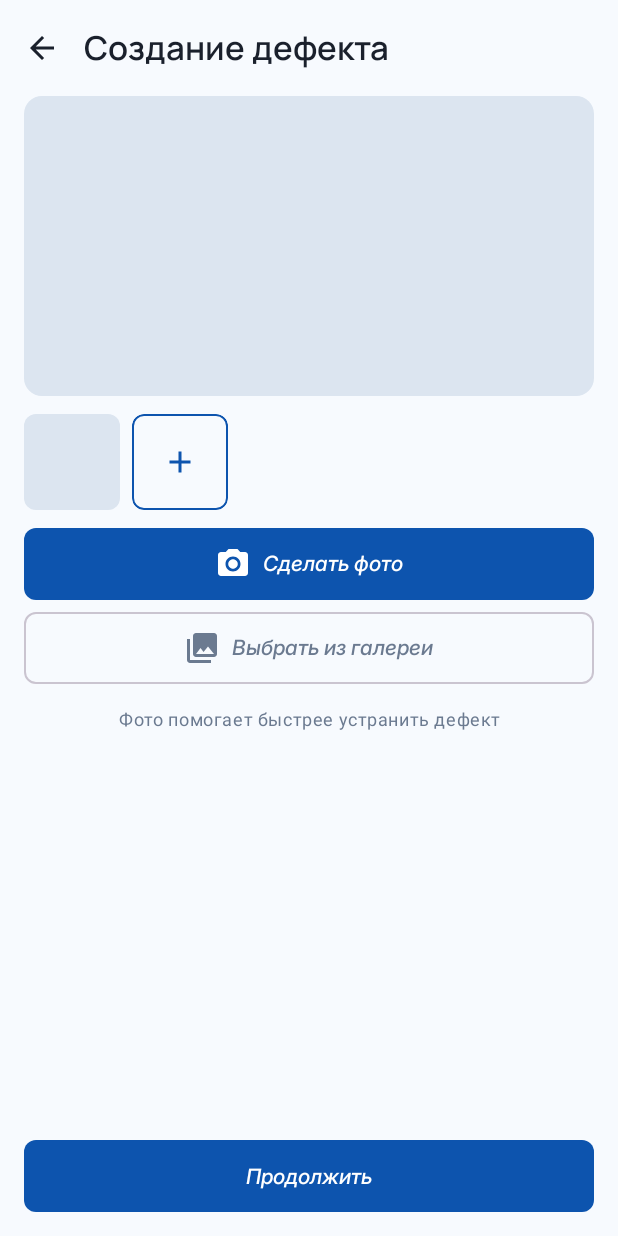
After one commit to zMari-3/SuperStroy, an Android app built with Jetpack Compose: the CreatePhotoScreen screen opened through its navigation route, on a phone screen of 412 x 824 dp. The commit adds this screen. Run offline under Robolectric (Android 15) with nearby library versions, the phone set to English and light mode, and no system bars; our stand-ins replace Dagger/Hilt's generated code.

Commit message:
feat: add screens

```diff
--- a/superStroy/app/src/main/java/com/example/superstroy/presentation/navigation/AppNavigation.kt
+++ b/superStroy/app/src/main/java/com/example/superstroy/presentation/navigation/AppNavigation.kt
@@ -4,15 +4,23 @@ import androidx.compose.runtime.Composable
 import androidx.navigation.NavHostController
 import androidx.navigation.compose.NavHost
 import androidx.navigation.compose.composable
+import androidx.navigation.navArgument
+import com.example.superstroy.presentation.screens.CreatePhotoScreen
 import com.example.superstroy.presentation.screens.MainScreen
+import com.example.superstroy.presentation.screens.NewDefectScreen
 import com.example.superstroy.presentation.screens.SplashScreen
+import com.example.superstroy.presentation.screens.VoiceInputScreen
 
 
 // Список маршрутов
 sealed class Screen(val route: String) {
     data object Splash : Screen("splash")
     data object Main : Screen("main")
-    data object Create : Screen("create")
+    data object CreatePhoto : Screen("create_photo")
+    data object VoiceInput : Screen("voice_input")
+    data object NewDefect : Screen("new_defect?voiceText={voiceText}") {
+        fun createRoute(voiceText: String = "") = "new_defect?voiceText=$voiceText"
+    }
 }
 
 @Composable
@@ -35,14 +43,40 @@ fun AppNavigation(
 
         composable(Screen.Main.route) {
             MainScreen(
-                onDefectClick = { defectId ->
-                    // navController.navigate(Screen.Details.createRoute(defectId))
-                },
-                onCreateDefectClick = {
-                    navController.navigate(Screen.Create.route)
+                onDefectClick = { /* Навигация на детали */ },
+                onCreateDefectClick = { navController.navigate(Screen.CreatePhoto.route) }
+            )
+        }
+
+        composable(Screen.CreatePhoto.route) {
+            CreatePhotoScreen(
+                onBackClick = { navController.popBackStack() },
+                onContinueClick = { navController.navigate(Screen.VoiceInput.route) }
+            )
+        }
+
+        composable(Screen.VoiceInput.route) {
+            VoiceInputScreen(
+                onBackClick = { navController.popBackStack() },
+                onStopClick = { recognizedText ->
+                    // Переходим на экран формы, передавая распознанный текст
+                    navController.navigate(Screen.NewDefect.createRoute(recognizedText))
                 }
             )
         }
 
+        composable(
+            route = Screen.NewDefect.route,
+            arguments = listOf(navArgument("voiceText") { defaultValue = "" })
+        ) {
+            NewDefectScreen(
+                onBackClick = { navController.popBackStack() },
+                onSaveClick = {
+                    navController.navigate(Screen.Main.route) {
+                        popUpTo(Screen.Main.route) { inclusive = true }
+                    }
+                }
+            )
+        }
     }
 }
--- /dev/null
+++ b/superStroy/app/src/main/java/com/example/superstroy/presentation/screens/CreatePhotoScreen.kt
@@ -0,0 +1,97 @@
+package com.example.superstroy.presentation.screens
+
+import androidx.compose.foundation.background
+import androidx.compose.foundation.layout.*
+import androidx.compose.foundation.shape.RoundedCornerShape
+import androidx.compose.material.icons.Icons
+import androidx.compose.material.icons.filled.PhotoCamera
+import androidx.compose.material.icons.filled.PhotoLibrary
+import androidx.compose.material3.*
+import androidx.compose.runtime.Composable
+import androidx.compose.ui.Alignment
+import androidx.compose.ui.Modifier
+import androidx.compose.ui.draw.clip
+import androidx.compose.ui.text.style.TextAlign
+import androidx.compose.ui.unit.dp
+import com.example.superstroy.presentation.ui.componets.button.PrimaryButton
+import com.example.superstroy.presentation.ui.componets.button.SecondaryButton
+import com.example.superstroy.presentation.ui.componets.inputs.PhotoThumbnailRow
+import com.example.superstroy.presentation.ui.componets.navigation.AppTopBar
+import com.example.superstroy.presentation.ui.theme.Dimens
+
+@Composable
+fun CreatePhotoScreen(
+    onBackClick: () -> Unit,
+    onContinueClick: () -> Unit
+) {
+    Scaffold(
+        topBar = { AppTopBar(title = "Создание дефекта", onBackClick = onBackClick) }
+    ) { padding ->
+        Column(
+            modifier = Modifier
+                .fillMaxSize()
+                .padding(padding)
+                .padding(horizontal = Dimens.SpaceL)
+        ) {
+            // Главное фото (заглушка)
+            Box(
+                modifier = Modifier
+                    .fillMaxWidth()
+                    .height(200.dp)
+                    .clip(RoundedCornerShape(Dimens.CornerM))
+                    .background(MaterialTheme.colorScheme.surfaceVariant)
+            )
+
+            Spacer(modifier = Modifier.height(Dimens.SpaceM))
+
+            // Миниатюры
+            PhotoThumbnailRow(
+                photos = listOf("1"), // Заглушка
+                onAddClick = { /* Открыть галерею */ }
+            )
+
+            Spacer(modifier = Modifier.height(Dimens.SpaceM))
+
+            // Кнопки
+            Button(
+                onClick = { /* Открыть камеру */ },
+                modifier = Modifier.fillMaxWidth().height(48.dp),
+                shape = RoundedCornerShape(Dimens.CornerS)
+            ) {
+                Icon(Icons.Default.PhotoCamera, contentDescription = null)
+                Spacer(modifier = Modifier.width(Dimens.SpaceS))
+                Text("Сделать фото")
+            }
+
+            Spacer(modifier = Modifier.height(Dimens.SpaceS))
+
+            OutlinedButton(
+                onClick = { /* Открыть галерею */ },
+                modifier = Modifier.fillMaxWidth().height(48.dp),
+                shape = RoundedCornerShape(Dimens.CornerS)
+            ) {
+                Icon(Icons.Default.PhotoLibrary, contentDescription = null)
+                Spacer(modifier = Modifier.width(Dimens.SpaceS))
+                Text("Выбрать из галереи")
+            }
+
+            Spacer(modifier = Modifier.height(Dimens.SpaceL))
+
+            Text(
+                text = "Фото помогает быстрее устранить дефект",
+                style = MaterialTheme.typography.bodySmall,
+                color = MaterialTheme.colorScheme.onSurfaceVariant,
+                modifier = Modifier.fillMaxWidth(),
+                textAlign = TextAlign.Center
+            )
+
+            Spacer(modifier = Modifier.weight(1f))
+
+            PrimaryButton(
+                text = "Продолжить",
+                onClick = onContinueClick,
+                modifier = Modifier.padding(bottom = Dimens.SpaceL)
+            )
+        }
+    }
+}
--- /dev/null
+++ b/superStroy/app/src/main/java/com/example/superstroy/presentation/ui/componets/inputs/PhotoThumbnailRow.kt
@@ -0,0 +1,57 @@
+package com.example.superstroy.presentation.ui.componets.inputs
+
+import androidx.compose.foundation.background
+import androidx.compose.foundation.border
+import androidx.compose.foundation.clickable
+import androidx.compose.foundation.layout.Arrangement
+import androidx.compose.foundation.layout.Box
+import androidx.compose.foundation.layout.Row
+import androidx.compose.foundation.layout.fillMaxWidth
+import androidx.compose.foundation.layout.size
+import androidx.compose.foundation.shape.RoundedCornerShape
+import androidx.compose.material.icons.Icons
+import androidx.compose.material.icons.filled.Add
+import androidx.compose.material3.MaterialTheme
+import androidx.compose.runtime.Composable
+import androidx.compose.ui.Alignment
+import androidx.compose.ui.Modifier
+import androidx.compose.ui.draw.clip
+import androidx.compose.ui.unit.dp
+import com.example.superstroy.presentation.ui.theme.Dimens
+import androidx.compose.material3.Icon
+
+@Composable
+fun PhotoThumbnailRow(
+    photos: List<String>, // Список URI или путей
+    onAddClick: () -> Unit,
+    modifier: Modifier = Modifier
+) {
+    Row(
+        modifier = modifier.fillMaxWidth(),
+        horizontalArrangement = Arrangement.spacedBy(Dimens.SpaceS)
+    ) {
+        photos.forEach { _ ->
+            Box(
+                modifier = Modifier
+                    .size(64.dp)
+                    .clip(RoundedCornerShape(Dimens.CornerS))
+                    .background(MaterialTheme.colorScheme.surfaceVariant)
+            )
+        }
+
+        Box(
+            modifier = Modifier
+                .size(64.dp)
+                .clip(RoundedCornerShape(Dimens.CornerS))
+                .border(1.dp, MaterialTheme.colorScheme.primary, RoundedCornerShape(Dimens.CornerS))
+                .clickable { onAddClick() },
+            contentAlignment = Alignment.Center
+        ) {
+            Icon(
+                imageVector = Icons.Default.Add,
+                contentDescription = "Добавить фото",
+                tint = MaterialTheme.colorScheme.primary
+            )
+        }
+    }
+}
```
Also changed, not shown: superStroy/app/src/main/java/com/example/superstroy/presentation/screens/NewDefectScreen.kt (added, +90 -0 lines), superStroy/app/src/main/java/com/example/superstroy/presentation/screens/VoiceInputScreen.kt (added, +117 -0 lines), superStroy/app/src/main/java/com/example/superstroy/presentation/viewmodel/NewDefectViewModel.kt (added, +69 -0 lines).
